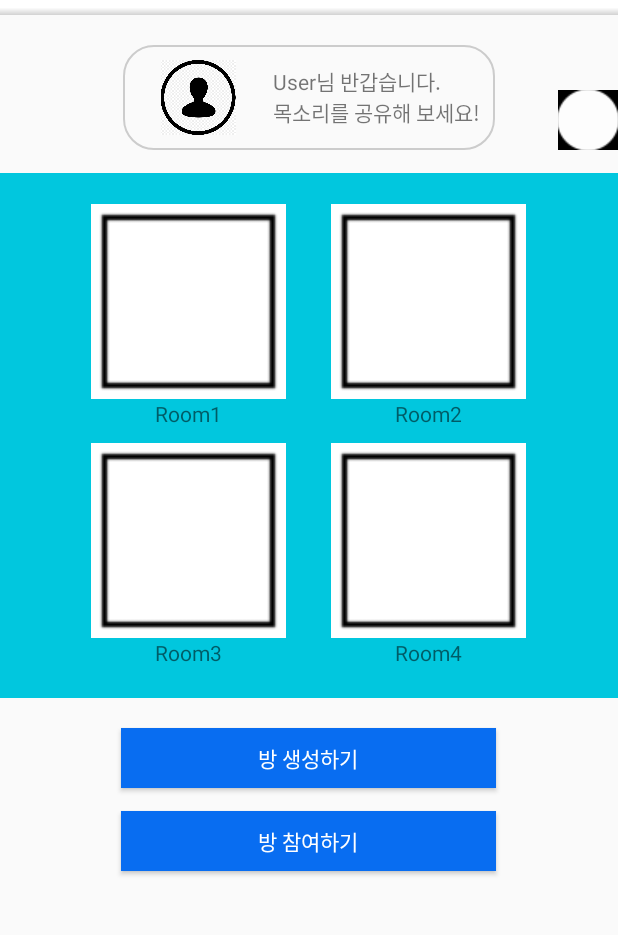
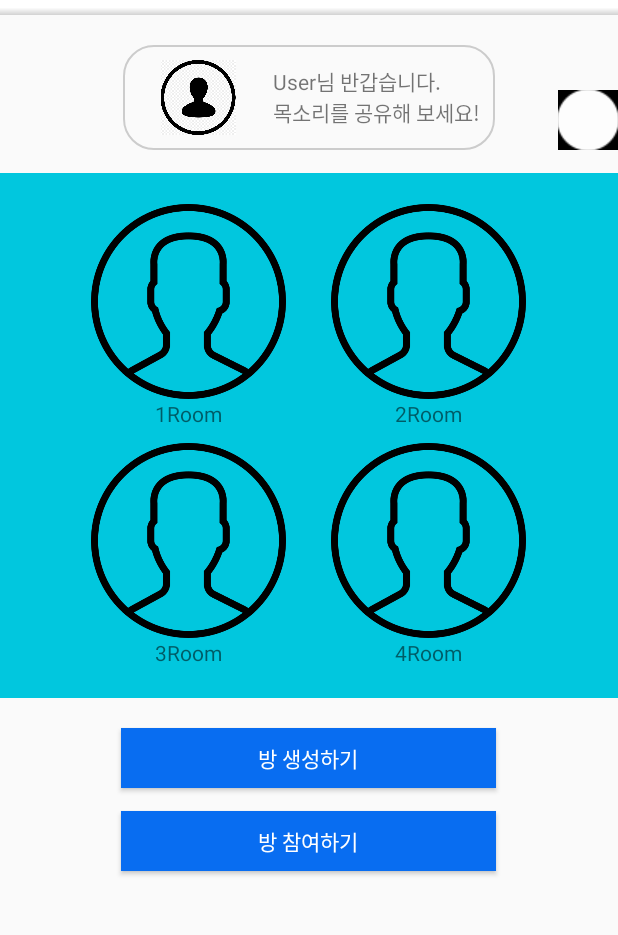
Before and after one commit to moraeso/VoicePaper, an Android app: the screen it shows after launch (MainActivity), on a phone screen of 412 x 824 dp, the part 90-1025 px from its top. Run offline under Robolectric (Android 15) with nearby library versions, the phone set to English and light mode, and no system bars; plain views replace ViewPagerIndicator.

Commit message:
방 수만큼 방 목록 UI 조정

```diff
--- a/app/src/main/java/com/example/voicepaper/activity/MainActivity.java
+++ b/app/src/main/java/com/example/voicepaper/activity/MainActivity.java
@@ -4,6 +4,9 @@ import android.Manifest;
 import android.app.Activity;
 import android.content.Intent;
 import android.content.pm.PackageManager;
+import android.graphics.Bitmap;
+import android.graphics.drawable.BitmapDrawable;
+import android.graphics.drawable.Drawable;
 import android.os.Bundle;
 import android.util.Log;
 import android.view.View;
@@ -20,16 +23,22 @@ import androidx.viewpager.widget.ViewPager;
 
 import com.example.voicepaper.R;
 import com.example.voicepaper.adapter.RoomSlidePagerAdapter;
+import com.example.voicepaper.data.Room;
+import com.example.voicepaper.data.User;
 import com.example.voicepaper.fragment.main.CreateRoomFragment;
 import com.example.voicepaper.manager.AppManager;
 
+import java.util.ArrayList;
+import java.util.Iterator;
 import java.util.List;
 
 public class MainActivity extends AppCompatActivity implements View.OnClickListener {
 
     private ViewPager roomPager;
-    private PagerAdapter roomPagerAdapter;
+    private RoomSlidePagerAdapter roomPagerAdapter;
     private Button createRoomBtn, enterRoomBtn;
+
+    private ArrayList<Room> roomList;
 
     private final static int MY_PERMISSIONS_READ_EXTERNAL_STORAGE = 1;
 
@@ -42,14 +51,63 @@ public class MainActivity extends AppCompatActivity implements View.OnClickListe
 
         setContentView(R.layout.activity_main);
 
+        ///////////////// 임시 유저 ////////////////////////
+        User user = new User();
+        AppManager.getInstance().setUser(user);
+        AppManager.getInstance().getUser().setID("user1");
+        ////////////////////////////////////////////////////
+
+        initView();
+        initListener();
+        initMyRoomList();
+        initRoomPagerAdapter();
+
+
+        // 앨범 접근 허용(나중에 옮기기)
+        checkPermission();
+    }
+
+    void initView() {
         roomPager = (ViewPager) findViewById(R.id.roomViewPager);
-        roomPagerAdapter = new RoomSlidePagerAdapter(getSupportFragmentManager());
-        roomPager.setAdapter(roomPagerAdapter);
 
         createRoomBtn = (Button) findViewById(R.id.btn_createRoom);
+    }
+
+    void initListener() {
         createRoomBtn.setOnClickListener(this);
+    }
 
-        checkPermission();
+    void initMyRoomList() {
+        roomList = new ArrayList<>();
+
+        Drawable drawable = getResources().getDrawable(R.drawable.ic_user_main);
+        Bitmap bitmap = ((BitmapDrawable) drawable).getBitmap();
+
+        roomList.add(new Room(1001, "1Room", bitmap, "abc.url", "ㅎㅇ",
+                        AppManager.getInstance().getUser().getID()));
+
+        roomList.add(new Room(1001, "2Room", bitmap, "abc.url", "ㅂㅇ",
+                        AppManager.getInstance().getUser().getID()));
+
+        roomList.add(new Room(1001, "3Room", bitmap, "abc.url", "ㅂㅇ",
+                        AppManager.getInstance().getUser().getID()));
+
+        roomList.add(new Room(1001, "4Room", bitmap, "abc.url", "ㅂㅇ",
+                        AppManager.getInstance().getUser().getID()));
+
+        roomList.add(new Room(1001, "5Room", bitmap, "abc.url", "ㅂㅇ",
+                        AppManager.getInstance().getUser().getID()));
+
+        roomList.add(new Room(1001, "6Room", bitmap, "abc.url", "ㅂㅇ",
+                        AppManager.getInstance().getUser().getID()));
+    }
+
+
+    void initRoomPagerAdapter() {
+        roomPagerAdapter = new RoomSlidePagerAdapter(getSupportFragmentManager(), roomList);
+        roomPagerAdapter.setNumPages(roomList.size()/4 + 1);
+
+        roomPager.setAdapter(roomPagerAdapter);
     }
 
     @Override
@@ -68,8 +126,10 @@ public class MainActivity extends AppCompatActivity implements View.OnClickListe
         }
     }
 
+    // CreateRoomFragment에서 앨범에서 사진 받아왔을 때
     @Override
     public void onActivityResult(int requestCode, int resultCode, @Nullable Intent data) {
+        super.onActivityResult(requestCode, resultCode, data);
 
     }
 
--- a/app/src/main/java/com/example/voicepaper/adapter/RoomSlidePagerAdapter.java
+++ b/app/src/main/java/com/example/voicepaper/adapter/RoomSlidePagerAdapter.java
@@ -1,26 +1,54 @@
 package com.example.voicepaper.adapter;
+
+import android.util.Log;
 
 import androidx.fragment.app.Fragment;
 import androidx.fragment.app.FragmentManager;
 import androidx.fragment.app.FragmentPagerAdapter;
 
+import com.example.voicepaper.data.Room;
 import com.example.voicepaper.fragment.main.RoomSlidePageFragment;
+import com.example.voicepaper.util.Constants;
+
+import java.util.ArrayList;
 
 public class RoomSlidePagerAdapter extends FragmentPagerAdapter {
 
-    private static final int NUM_PAGES = 4;
+    private int numPages;
+    private ArrayList<Room> roomList;
 
-    public RoomSlidePagerAdapter(FragmentManager fm) {
+    public RoomSlidePagerAdapter(FragmentManager fm, ArrayList<Room> roomList) {
         super(fm);
+
+        this.roomList = roomList;
     }
 
     @Override
     public Fragment getItem(int position) {
-        return new RoomSlidePageFragment();
+        ArrayList<Room> rooms = new ArrayList<>();
+
+        int roomNum = Constants.ROOMS;
+        if (((roomList.size() - 1) / Constants.ROOMS) == position)
+            roomNum = roomList.size() % Constants.ROOMS;
+
+        for (int i = 0; i < roomNum; i++) {
+            rooms.add(roomList.get(position * Constants.ROOMS + i));
+        }
+        /*
+        Log.d("sssong:RoomPagerAdapter", "room size : " + roomList.size());
+        Log.d("sssong:RoomPagerAdapter", "roomNum : " + roomNum);
+        Log.d("sssong:RoomPagerAdapter",
+                "room profile : " + roomList.get((roomList.size() - 1) / 4 * 4 + 0).getProfileImage().toString());
+*/
+        return new RoomSlidePageFragment(rooms, position);
     }
 
     @Override
     public int getCount() {
-        return NUM_PAGES;
+        return numPages;
+    }
+
+    public void setNumPages(int numPages) {
+        this.numPages = numPages;
     }
 }
--- a/app/src/main/java/com/example/voicepaper/data/Room.java
+++ b/app/src/main/java/com/example/voicepaper/data/Room.java
@@ -10,10 +10,10 @@ public class Room {
     private Bitmap profileImage;
     private String profileString;
     private String comment;
-    private int hostID;
+    private String hostID;
     // private ArrayList<RoomMember> roomMemberItems;
 
-    public Room(int id, String name, Bitmap profileImage, String profileString, String comment, int hostID) {
+    public Room(int id, String name, Bitmap profileImage, String profileString, String comment, String hostID) {
         this.id = id;
         this.name = name;
         this.profileImage = profileImage;
@@ -62,11 +62,11 @@ public class Room {
         this.comment = comment;
     }
 
-    public int getHostID() {
+    public String getHostID() {
         return hostID;
     }
 
-    public void setHostID(int hostID) {
+    public void setHostID(String hostID) {
         this.hostID = hostID;
     }
 }
--- a/app/src/main/java/com/example/voicepaper/data/User.java
+++ b/app/src/main/java/com/example/voicepaper/data/User.java
@@ -10,6 +10,8 @@ public class User {
     private String name;  //유저 이름
     private String profileString; //profile image의 uri를 string 으로 저장함
     private Bitmap profileImage; //profile bitmap image를 저장함. profileString의 값이 null이 아니면, 유저 이미지를 가져와 bitmap으로 저장함.
+
+    public User() {}
 
     //private Room class list를 가질 필요있음.
 
--- a/app/src/main/java/com/example/voicepaper/fragment/main/CreateRoomFragment.java
+++ b/app/src/main/java/com/example/voicepaper/fragment/main/CreateRoomFragment.java
@@ -37,6 +37,7 @@ public class CreateRoomFragment extends DialogFragment implements View.OnClickLi
     private EditText roomNameEt, roomTextEt;
     private ImageButton roomProfileIb;
     private Button privateVoiceBtn, publicVoiceBtn, createRoomBtn;
+    private Bitmap roomProfile;
 
     private int voicePermission;
 
@@ -79,8 +80,6 @@ public class CreateRoomFragment extends DialogFragment implements View.OnClickLi
         publicVoiceBtn.setOnClickListener(this);
         roomProfileIb.setOnClickListener(this);
         createRoomBtn.setOnClickListener(this);
-
-
 
         return view;
     }
@@ -128,6 +127,8 @@ public class CreateRoomFragment extends DialogFragment implements View.OnClickLi
     @Override
     public void onActivityResult(int requestCode, int resultCode, @Nullable Intent data) {
         super.onActivityResult(requestCode, resultCode, data);
+        Log.d("sssong:CRFragment", "requestCode : " + requestCode);
+        Log.d("sssong:CRFragment", "RESULTCODE : " + ((Activity)AppManager.getInstance().getContext()).RESULT_OK);
 
         if (resultCode == ((Activity)AppManager.getInstance().getContext()).RESULT_OK) {
 
@@ -137,6 +138,8 @@ public class CreateRoomFragment extends DialogFragment implements View.OnClickLi
                 roomProfileUri = uri;
                 ExifInterface exif = null;
                 String imagePath = getRealPathFromURI(uri);
+                Log.d("sssong:CRFragment", imagePath);
+
                 try {
                     exif = new ExifInterface(imagePath);
                 } catch (IOException e) {
@@ -145,8 +148,8 @@ public class CreateRoomFragment extends DialogFragment implements View.OnClickLi
                 int exifOrientation = exif.getAttributeInt(ExifInterface.TAG_ORIENTATION, ExifInterface.ORIENTATION_NORMAL);
                 exifDegree = exifOrientationToDegrees(exifOrientation);
                 roomProfileIb.setBackgroundColor(Color.WHITE);
-                Bitmap bitmap = BitmapFactory.decodeFile(imagePath);
-                roomProfileIb.setImageBitmap(rotate(bitmap, exifDegree));
+                roomProfile = BitmapFactory.decodeFile(imagePath);
+                roomProfileIb.setImageBitmap(rotate(roomProfile, exifDegree));
             }
         }
     }
@@ -158,7 +161,7 @@ public class CreateRoomFragment extends DialogFragment implements View.OnClickLi
         cursor.moveToFirst();
         column_index = cursor.getColumnIndexOrThrow(MediaStore.Images.Media.DATA);
 
-        Log.d("smh:getRealPathFromURI", cursor.getString(column_index));
+        Log.d("sssong:getPathFromURI", cursor.getString(column_index));
         return cursor.getString(column_index);
     }
 
--- a/app/src/main/java/com/example/voicepaper/fragment/main/RoomSlidePageFragment.java
+++ b/app/src/main/java/com/example/voicepaper/fragment/main/RoomSlidePageFragment.java
@@ -1,23 +1,34 @@
 package com.example.voicepaper.fragment.main;
 
 import android.os.Bundle;
+import android.util.Log;
 import android.view.LayoutInflater;
 import android.view.View;
 import android.view.ViewGroup;
 import android.widget.ImageView;
+import android.widget.TextView;
 
 import androidx.annotation.NonNull;
 import androidx.annotation.Nullable;
 import androidx.fragment.app.Fragment;
 
 import com.example.voicepaper.R;
+import com.example.voicepaper.data.Room;
+import com.example.voicepaper.util.Constants;
+
+import java.util.ArrayList;
 
 public class RoomSlidePageFragment extends Fragment {
 
-    ImageView roomProfile1;
-    ImageView roomProfile2;
-    ImageView roomProfile3;
-    ImageView roomProfile4;
+    private ImageView[] roomProfile = new ImageView[Constants.ROOMS];
+    private TextView[] roomNameTv = new TextView[Constants.ROOMS];
+    private ArrayList<Room> roomList;
+    private int page;
+
+    public RoomSlidePageFragment(ArrayList<Room> roomList, int page) {
+        this.roomList = roomList;
+        this.page = page;
+    }
 
     @Nullable
     @Override
@@ -25,19 +36,27 @@ public class RoomSlidePageFragment extends Fragment {
         ViewGroup view = (ViewGroup) inflater.inflate(
                 R.layout.fragment_room_slide_page, container, false);
 
-        roomProfile1 = (ImageView) view.findViewById(R.id.iv_roomProfile1);
-        roomProfile1.setImageResource(R.drawable.img_empty_room);
 
-        roomProfile2 = (ImageView) view.findViewById(R.id.iv_roomProfile2);
-        roomProfile2.setImageResource(R.drawable.img_empty_room);
-
-        roomProfile3 = (ImageView) view.findViewById(R.id.iv_roomProfile3);
-        roomProfile3.setImageResource(R.drawable.img_empty_room);
-
-        roomProfile4 = (ImageView) view.findViewById(R.id.iv_roomProfile4);
-        roomProfile4.setImageResource(R.drawable.img_empty_room);
-
+        initView(view, roomList);
 
         return view;
     }
+
+    public void initView(ViewGroup view, ArrayList<Room> roomList) {
+
+        roomProfile[0] = (ImageView) view.findViewById(R.id.iv_roomProfile1);
+        roomProfile[1] = (ImageView) view.findViewById(R.id.iv_roomProfile2);
+        roomProfile[2] = (ImageView) view.findViewById(R.id.iv_roomProfile3);
+        roomProfile[3] = (ImageView) view.findViewById(R.id.iv_roomProfile4);
+
+        roomNameTv[0] = (TextView) view.findViewById(R.id.tv_roomName1);
+        roomNameTv[1] = (TextView) view.findViewById(R.id.tv_roomName2);
+        roomNameTv[2] = (TextView) view.findViewById(R.id.tv_roomName3);
+        roomNameTv[3] = (TextView) view.findViewById(R.id.tv_roomName4);
+
+        for (int i = 0; i < roomList.size(); i++) {
+            roomProfile[i].setImageBitmap(roomList.get(i).getProfileImage());
+            roomNameTv[i].setText(roomList.get(i).getName());
+        }
+    }
 }
--- a/app/src/main/java/com/example/voicepaper/manager/AppManager.java
+++ b/app/src/main/java/com/example/voicepaper/manager/AppManager.java
@@ -5,7 +5,10 @@ import android.content.res.Resources;
 import android.graphics.Bitmap;
 import android.graphics.BitmapFactory;
 
+import com.example.voicepaper.data.Room;
 import com.example.voicepaper.data.User;
+
+import java.util.ArrayList;
 
 public class AppManager {
 
@@ -15,6 +18,7 @@ public class AppManager {
     private Resources resources;
 
     private User user;
+    private ArrayList<Room> roomList;
 
     public static AppManager getInstance() {
         if (instance == null) return instance = new AppManager();
@@ -30,6 +34,9 @@ public class AppManager {
     public User getUser() { return user; }
     public void setUser(User user) { this.user = user; }
 
+    public ArrayList<Room> getRoomList() { return roomList; }
+    public void setRoomList(ArrayList<Room> roomList) { this.roomList = roomList; }
+
     public Bitmap getBitmap(int r) {
         return BitmapFactory.decodeResource(resources, r);
     }
--- /dev/null
+++ b/app/src/main/java/com/example/voicepaper/network/CreateRoomTask.java
@@ -0,0 +1,33 @@
+package com.example.voicepaper.network;
+
+import android.os.AsyncTask;
+
+public class CreateRoomTask {
+
+    /*
+    - send : roomName, roomImage, roomText, roomPermission, hostID
+    - get
+
+	i) 성공 : success code, roomID, roomCode, roomName, roomImage, roomText, roomPermission, hostID
+	ii) 실패 : failure code
+     */
+/*
+    public CreateRoomTask(String roomName, )
+
+    @Override
+    protected void onPreExecute() {
+        super.onPreExecute();
+    }
+
+
+    @Override
+    protected Void doInBackground(Void... voids) {
+        return null;
+    }
+
+
+    @Override
+    protected void onPostExecute(Void aVoid) {
+        super.onPostExecute(aVoid);
+    }*/
+}
--- a/app/src/main/java/com/example/voicepaper/util/Constants.java
+++ b/app/src/main/java/com/example/voicepaper/util/Constants.java
@@ -4,4 +4,7 @@ public class Constants {
     public static final int VOICE_PUBLIC = 0;
     public static final int VOICE_PRIVATE = 1;
 
+    public static final int ROOMS = 4; // 페이지 당 방 개수
+
+
 }
--- a/app/src/main/res/layout/fragment_createroom.xml
+++ b/app/src/main/res/layout/fragment_createroom.xml
@@ -32,6 +32,7 @@
             android:layout_width="wrap_content"
             android:layout_height="wrap_content"
             android:background="@drawable/custom_rounded_edittext"
+            android:padding="7dp"
             android:ems="10"
             android:inputType="textPersonName"
             android:layout_toRightOf="@id/tv_roomName"
@@ -51,7 +52,7 @@
         <ImageButton
             android:id="@+id/ib_roomProfile"
             style="@android:style/Widget.ImageButton"
-            android:layout_width="240dp"
+            android:layout_width="220dp"
             android:layout_height="170dp"
             android:layout_toRightOf="@id/tv_roomProfile"
             android:layout_alignTop="@id/tv_roomProfile"
@@ -98,6 +99,7 @@
             android:layout_width="wrap_content"
             android:layout_height="wrap_content"
             android:background="@drawable/custom_rounded_edittext"
+            android:padding="7dp"
             android:ems="10"
             android:inputType="textMultiLine"
             android:layout_toRightOf="@id/tv_roomText"
--- a/app/src/main/res/layout/fragment_room_slide_page.xml
+++ b/app/src/main/res/layout/fragment_room_slide_page.xml
@@ -22,7 +22,7 @@
             android:layout_width="wrap_content"
             android:layout_height="wrap_content"
             android:layout_gravity="center"
-            android:text="Room1" />
+            android:text="" />
     </LinearLayout>
 
     <LinearLayout
@@ -44,7 +44,7 @@
             android:layout_width="wrap_content"
             android:layout_height="wrap_content"
             android:layout_gravity="center"
-            android:text="Room2" />
+            android:text="" />
     </LinearLayout>
 
     <LinearLayout
@@ -66,7 +66,7 @@
             android:layout_width="wrap_content"
             android:layout_height="wrap_content"
             android:layout_gravity="center"
-            android:text="Room3" />
+            android:text="" />
     </LinearLayout>
 
     <LinearLayout
@@ -90,7 +90,7 @@
             android:layout_width="wrap_content"
             android:layout_height="wrap_content"
             android:layout_gravity="center"
-            android:text="Room4" />
+            android:text="" />
     </LinearLayout>
 
 </RelativeLayout>
```
